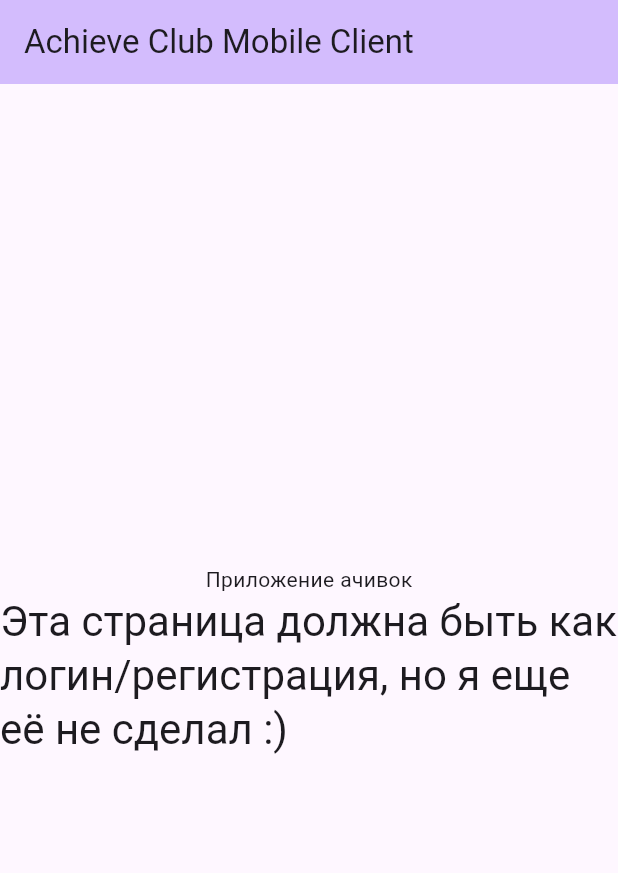
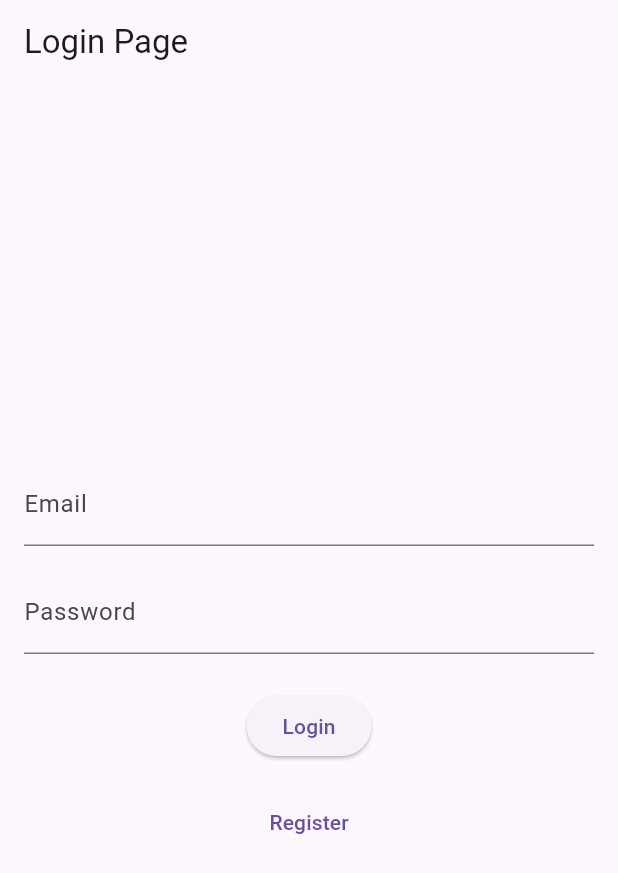
Before and after one commit to sskef-web/achieveclubmobileclient, a Flutter app: the screen it shows after launch, on a phone screen of 412 x 824 dp. Shown: the top 873 px of the screen. Run offline on Flutter 3.47's test engine with Material 3 defaults, Android fonts, the phone set to English and light mode, and no system bars.

Commit message:
Add Login/REgistration & Bottom Menu

```diff
--- a/lib/main.dart
+++ b/lib/main.dart
@@ -1,75 +1,233 @@
 import 'package:flutter/material.dart';
 
 void main() {
-  runApp(const MyApp());
+    runApp(MyApp());
 }
 
 class MyApp extends StatelessWidget {
-  const MyApp({super.key});
-
-  // This widget is the root of your application.
     @override
     Widget build(BuildContext context) {
         return MaterialApp(
-      title: 'Achieve Club',
+            title: 'Tab Navigation Demo',
             theme: ThemeData(
-        colorScheme: ColorScheme.fromSeed(seedColor: Colors.deepPurple),
-        useMaterial3: true,
+                primarySwatch: Colors.blue,
             ),
-      home: const MyHomePage(title: 'Achieve Club Mobile Client'),
+            home: AuthenticationPage(),
         );
     }
 }
 
-class MyHomePage extends StatefulWidget {
-  const MyHomePage({super.key, required this.title});
+class AuthenticationPage extends StatefulWidget {
+    @override
+    _AuthenticationPageState createState() => _AuthenticationPageState();
+}
 
-  final String title;
+class _AuthenticationPageState extends State<AuthenticationPage> {
+    bool _isLoggedIn = false;
+
+    void _login() {
+        // Add your logic here to check the entered credentials and perform the login
+        // The check can be done either with a server or locally
+
+        // Example of successful login
+        setState(() {
+            _isLoggedIn = true;
+        });
+    }
+
+    void _register() {
+        // Add your logic here to register a new user
+        // The registration can be done either with a server or locally
+
+        // Example of successful registration
+        setState(() {
+            _isLoggedIn = true;
+        });
+    }
+
+    void _logout() {
+        setState(() {
+            _isLoggedIn = false;
+        });
+    }
 
     @override
-  State<MyHomePage> createState() => _MyHomePageState();
+    Widget build(BuildContext context) {
+        if (_isLoggedIn) {
+            return HomePage(logoutCallback: _logout);
+        } else {
+            return LoginPage(loginCallback: _login, registerCallback: _register);
+        }
+    }
 }
 
-class _MyHomePageState extends State<MyHomePage> {
-  /*int _counter = 0;
+class LoginPage extends StatelessWidget {
+    final Function() loginCallback;
+    final Function() registerCallback;
 
-  void _incrementCounter() {
-    setState(() {
-      // This call to setState tells the Flutter framework that something has
-      // changed in this State, which causes it to rerun the build method below
-      // so that the display can reflect the updated values. If we changed
-      // _counter without calling setState(), then the build method would not be
-      // called again, and so nothing would appear to happen.
-      _counter++;
-    });
-  }*/
+    LoginPage({required this.loginCallback, required this.registerCallback});
+
+    final TextEditingController _emailController = TextEditingController();
+    final TextEditingController _passwordController = TextEditingController();
+    final TextEditingController _registerEmailController = TextEditingController();
+    final TextEditingController _registerPasswordController = TextEditingController();
 
     @override
     Widget build(BuildContext context) {
         return Scaffold(
             appBar: AppBar(
-        backgroundColor: Theme.of(context).colorScheme.inversePrimary,
-        title: Text(widget.title),
+                title: Text('Login Page'),
             ),
-      body: Center(
+            body: Padding(
+                padding: EdgeInsets.all(16.0),
                 child: Column(
                     mainAxisAlignment: MainAxisAlignment.center,
-          children: <Widget>[
-            const Text(
-              'Приложение ачивок',
+                    children: [
+                        TextField(
+                            controller: _emailController,
+                            decoration: InputDecoration(
+                                labelText: 'Email',
                             ),
-            Text(
-              'Эта страница должна быть как логин/регистрация, но я еще её не сделал :)',
-              style: Theme.of(context).textTheme.headlineMedium,
+                        ),
+                        SizedBox(height: 16.0),
+                        TextField(
+                            controller: _passwordController,
+                            decoration: InputDecoration(
+                                labelText: 'Password',
+                            ),
+                            obscureText: true,
+                        ),
+                        SizedBox(height: 24.0),
+                        ElevatedButton(
+                            onPressed: loginCallback,
+                            child: Text('Login'),
+                        ),
+                        SizedBox(height: 16.0),
+                        TextButton(
+                            onPressed: () {
+                                showDialog(
+                                    context: context,
+                                    builder: (BuildContext context) {
+                                        return AlertDialog(
+                                            title: Text('Register'),
+                                            content: Column(
+                                                children: [
+                                                    TextField(
+                                                        controller: _registerEmailController,
+                                                        decoration: InputDecoration(
+                                                            labelText: 'Email',
+                                                        ),
+                                                    ),
+                                                    SizedBox(height: 16.0),
+                                                    TextField(
+                                                        controller: _registerPasswordController,
+                                                        decoration: InputDecoration(
+                                                            labelText: 'Password',
+                                                        ),
+                                                        obscureText: true,
+                                                    ),
+                                                ],
+                                            ),
+                                            actions: [
+                                                ElevatedButton(
+                                                    onPressed: () {
+                                                        registerCallback();
+                                                        Navigator.of(context).pop();
+                                                    },
+                                                    child: Text('Register'),
+                                                ),
+                                            ],
+                                        );
+                                    },
+                                );
+                            },
+                            child: Text('Register'),
                         ),
                     ],
                 ),
             ),
-      /*floatingActionButton: FloatingActionButton(
-        onPressed: _incrementCounter,
-        tooltip: 'Increment',
-        child: const Icon(Icons.add),
-      ),*/ // This trailing comma makes auto-formatting nicer for build methods.
         );
     }
 }
+
+class HomePage extends StatefulWidget {
+    final Function() logoutCallback;
+
+    HomePage({required this.logoutCallback});
+
+    @override
+    _HomePageState createState() => _HomePageState();
+}
+
+class _HomePageState extends State<HomePage> {
+    int _currentIndex = 0;
+
+    final List<Widget> _tabs = [
+        Tab1Page(),
+        Tab2Page(),
+        Tab3Page(),
+    ];
+
+    @override
+    Widget build(BuildContext context) {
+        return Scaffold(
+            appBar: AppBar(
+                title: Text('Home Page'),
+            ),
+            body: _tabs[_currentIndex],
+            bottomNavigationBar: BottomNavigationBar(
+                currentIndex: _currentIndex,
+                onTap: (index) {
+                    setState(() {
+                        _currentIndex = index;
+                    });
+                },
+                items: [
+                    BottomNavigationBarItem(
+                        icon: Icon(Icons.tab),
+                        label: 'Tab 1',
+                    ),
+                    BottomNavigationBarItem(
+                        icon: Icon(Icons.tab),
+                        label: 'Tab 2',
+                    ),
+                    BottomNavigationBarItem(
+                        icon: Icon(Icons.tab),
+                        label: 'Tab 3',
+                    ),
+                ],
+            ),
+            floatingActionButton: FloatingActionButton(
+                onPressed: widget.logoutCallback,
+                child: Icon(Icons.logout),
+            ),
+        );
+    }
+}
+
+class Tab1Page extends StatelessWidget {
+    @override
+    Widget build(BuildContext context) {
+        return Center(
+            child: Text('Tab 1'),
+        );
+    }
+}
+
+class Tab2Page extends StatelessWidget {
+    @override
+    Widget build(BuildContext context) {
+        return Center(
+            child: Text('Tab 2'),
+        );
+    }
+}
+
+class Tab3Page extends StatelessWidget {
+    @override
+    Widget build(BuildContext context) {
+        return Center(
+            child: Text('Tab 3'),
+        );
+    }
+}
```
Also changed, not shown: 1 other file. Lines whose indentation alone changed are shown as unchanged.
